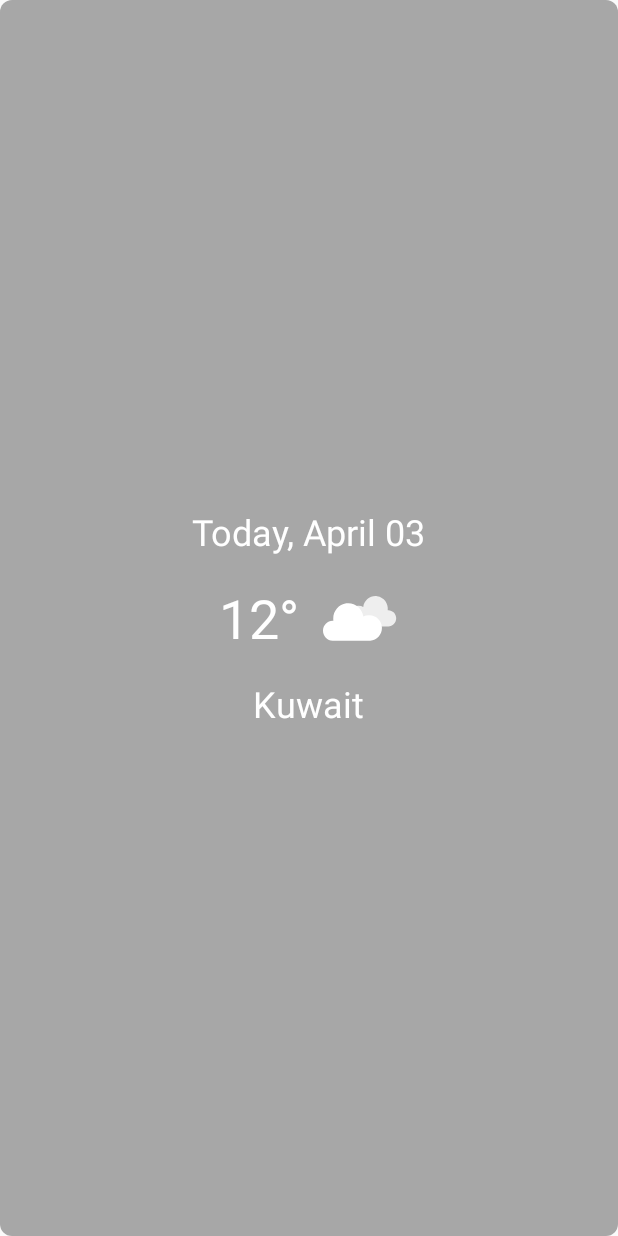
After one commit to barmej/android-degree-c09-weather-forecasts, an Android app: the layout weather_widget_large.xml on its own in the app's theme, with its tools: preview values and no code run, on a phone screen of 412 x 824 dp. The commit adds this screen. Run offline under Robolectric (Android 15) with nearby library versions, the phone set to English and light mode, and no system bars.

Commit message:
Add weather info widget to the app

```diff
--- a/app/src/main/res/layout/activity_main.xml
+++ b/app/src/main/res/layout/activity_main.xml
@@ -1,7 +1,7 @@
 <?xml version="1.0" encoding="utf-8"?><!-- - - - - - - - - - - - - - - - - - - - - - - - - - - - - - - - - - - - - - - - - - - - - - - -
   - This layout is the main layout which display current weather info, next 24 forecasts         -
   - and forecast of the coming few days!                                                         -
-  - This Layout file contains three parts inside vertical LinearLayout wrapped by a ScrollView   -                                     -
+  - This Layout file contains three parts inside vertical LinearLayout wrapped by a ScrollView   -
   - - - - - - - - - - - - - - - - - - - - - - - - - - - - - - - - - - - - - - - - - - - - - - - -->
 <ScrollView xmlns:android="http://schemas.android.com/apk/res/android"
     xmlns:app="http://schemas.android.com/apk/res-auto"
--- /dev/null
+++ b/app/src/main/res/layout/weather_widget_large.xml
@@ -0,0 +1,68 @@
+<?xml version="1.0" encoding="utf-8"?><!-- - - - - - - - - - - - - - - - - - - - - - - - - - - - - - - - - - - - - - - - - - - - - - - -
+  - This layout will be used to show large widget when widget size is more than 120 height       -
+  - and 180 width, this layout display today's weather info such as today's date, temperature,   -
+  - weather condition icon and current city!                                                     -
+  - - - - - - - - - - - - - - - - - - - - - - - - - - - - - - - - - - - - - - - - - - - - - - - -->
+<RelativeLayout xmlns:android="http://schemas.android.com/apk/res/android"
+    xmlns:tools="http://schemas.android.com/tools"
+    android:id="@+id/appwidget_container"
+    android:layout_width="match_parent"
+    android:layout_height="match_parent"
+    android:background="@drawable/shape_transparent_rounded_background">
+
+    <!-- Today's date -->
+    <TextView
+        android:id="@+id/appwidget_text_date"
+        android:layout_width="wrap_content"
+        android:layout_height="wrap_content"
+        android:layout_above="@id/temperature_info_container"
+        android:layout_centerHorizontal="true"
+        android:layout_margin="8dp"
+        android:textColor="#ffffff"
+        android:textSize="24dp"
+        tools:text="Today, April 03" />
+
+
+    <!-- Horizontal LinearLayout to show today's temperature and weather condition icon -->
+    <LinearLayout
+        android:id="@+id/temperature_info_container"
+        android:layout_width="wrap_content"
+        android:layout_height="wrap_content"
+        android:layout_centerInParent="true"
+        android:gravity="center">
+
+        <!-- Today's temperature -->
+        <TextView
+            android:id="@+id/appwidget_text_temperature"
+            android:layout_width="wrap_content"
+            android:layout_height="wrap_content"
+            android:layout_margin="8dp"
+            android:textColor="#ffffff"
+            android:textSize="36dp"
+            tools:text="12°" />
+
+        <!-- Icon indicating weather condition -->
+        <ImageView
+            android:id="@+id/appwidget_image_weather_icon"
+            android:layout_width="50dp"
+            android:layout_height="50dp"
+            android:layout_margin="8dp"
+            tools:src="@drawable/ic_broken_clouds" />
+
+
+    </LinearLayout>
+
+
+    <!-- Current city -->
+    <TextView
+        android:id="@+id/appwidget_text_city"
+        android:layout_width="wrap_content"
+        android:layout_height="wrap_content"
+        android:layout_below="@id/temperature_info_container"
+        android:layout_centerHorizontal="true"
+        android:layout_margin="8dp"
+        android:textColor="#ffffff"
+        android:textSize="24dp"
+        tools:text="Kuwait" />
+
+</RelativeLayout>
```
Also changed, not shown: app/src/main/java/com/barmej/weatherforecasts/widget/WeatherWidgetProvider.java (+89 -6 lines), app/src/main/res/layout/weather_widget_medium.xml (added, +33 -0 lines), app/src/main/res/layout/weather_widget_provider.xml (deleted, +0 -22 lines), app/src/main/res/layout/weather_widget_small.xml (added, +25 -0 lines), app/src/main/res/xml/weather_widget_provider_info.xml (+13 -7 lines), app/src/main/res/drawable-nodpi/example_appwidget_preview.png (deleted), app/src/main/res/drawable-nodpi/weather_appwidget_preview.png (added).
